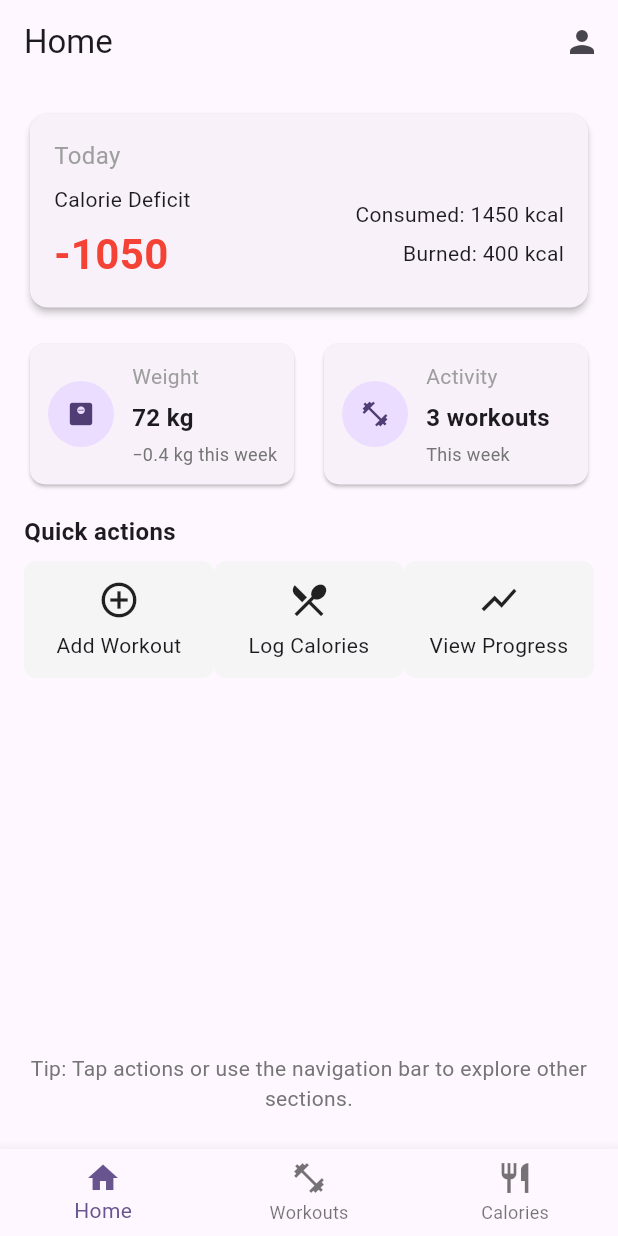
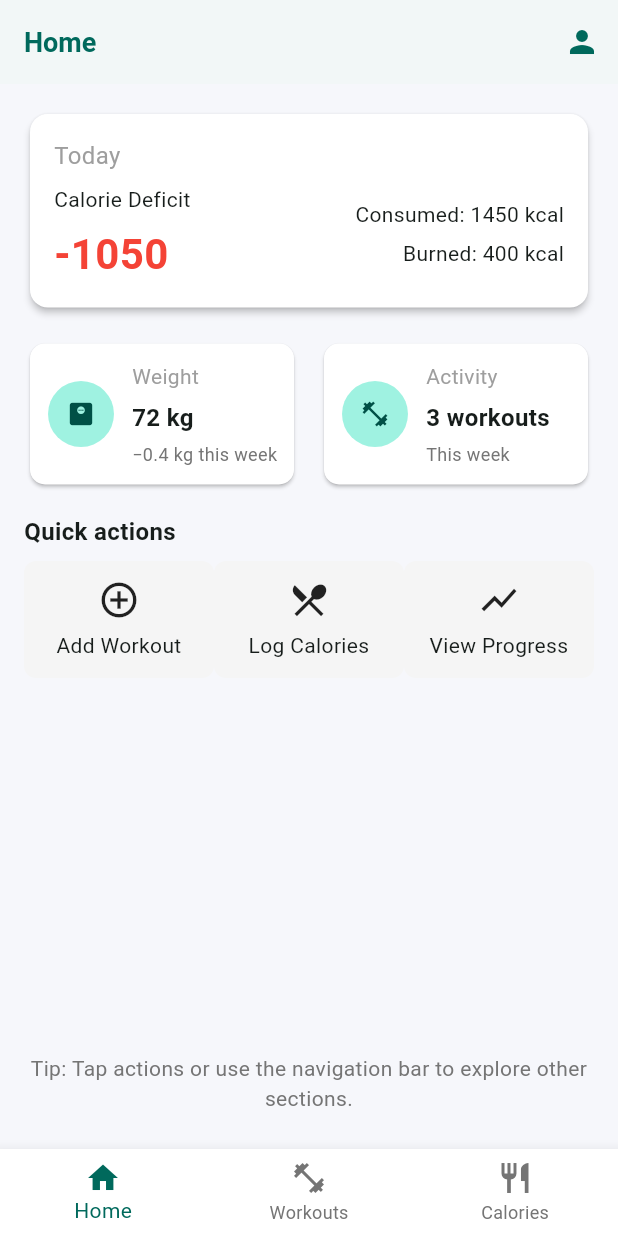
Before and after one commit to hasmika123/group_project_1, a Flutter app: the screen it shows after launch, on a phone screen of 412 x 824 dp. Run offline on Flutter 3.47's test engine with Material 3 defaults, Android fonts, the light colour scheme and no system bars.

Commit message:
Set up a color scheme, typography, and light/dark mode strategy.

```diff
--- a/lib/main.dart
+++ b/lib/main.dart
@@ -1,5 +1,6 @@
 import 'package:flutter/material.dart';
 import 'screens/home_screen.dart';
+import 'theme.dart';
 
 void main() {
   runApp(const MyApp());
@@ -13,24 +14,9 @@ class MyApp extends StatelessWidget {
   Widget build(BuildContext context) {
     return MaterialApp(
       title: 'Flutter Demo',
-      theme: ThemeData(
-        // This is the theme of your application.
-        //
-        // TRY THIS: Try running your application with "flutter run". You'll see
-        // the application has a purple toolbar. Then, without quitting the app,
-        // try changing the seedColor in the colorScheme below to Colors.green
-        // and then invoke "hot reload" (save your changes or press the "hot
-        // reload" button in a Flutter-supported IDE, or press "r" if you used
-        // the command line to start the app).
-        //
-        // Notice that the counter didn't reset back to zero; the application
-        // state is not lost during the reload. To reset the state, use hot
-        // restart instead.
-        //
-        // This works for code too, not just values: Most code changes can be
-        // tested with just a hot reload.
-        colorScheme: ColorScheme.fromSeed(seedColor: Colors.deepPurple),
-      ),
+      theme: AppTheme.lightTheme(),
+      darkTheme: AppTheme.darkTheme(),
+      themeMode: ThemeMode.system,
       home: const HomeScreen(),
     );
   }
--- /dev/null
+++ b/lib/theme.dart
@@ -0,0 +1,92 @@
+import 'package:flutter/material.dart';
+
+class AppColors {
+  // Light theme
+  static const Color primary = Color(0xFF00695C); // Teal 700
+  static const Color secondary = Color(0xFFFFA726); // Orange 400
+  static const Color background = Color(0xFFF6F7FB);
+  static const Color surface = Colors.white;
+
+  // Dark theme
+  static const Color darkPrimary = Color(0xFF80CBC4);
+  static const Color darkBackground = Color(0xFF121212);
+  static const Color darkSurface = Color(0xFF1E1E1E);
+}
+
+class AppTheme {
+  // Basic typography using the default Roboto family. Sizes chosen for clarity.
+  static const TextTheme _textTheme = TextTheme(
+    displayLarge: TextStyle(fontSize: 36, fontWeight: FontWeight.bold),
+    displayMedium: TextStyle(fontSize: 28, fontWeight: FontWeight.w700),
+    titleLarge: TextStyle(fontSize: 18, fontWeight: FontWeight.w600),
+    titleMedium: TextStyle(fontSize: 16, fontWeight: FontWeight.w600),
+    bodyLarge: TextStyle(fontSize: 16),
+    bodyMedium: TextStyle(fontSize: 14),
+    labelLarge: TextStyle(fontSize: 14, fontWeight: FontWeight.w600),
+  );
+
+  static ThemeData lightTheme() {
+    final colorScheme = ColorScheme.fromSeed(seedColor: AppColors.primary, brightness: Brightness.light);
+
+    return ThemeData(
+      colorScheme: colorScheme.copyWith(
+        primary: AppColors.primary,
+        secondary: AppColors.secondary,
+        background: AppColors.background,
+        surface: AppColors.surface,
+      ),
+      scaffoldBackgroundColor: AppColors.background,
+      appBarTheme: AppBarTheme(
+        backgroundColor: AppColors.surface,
+        foregroundColor: AppColors.primary,
+        elevation: 1,
+      ),
+      cardTheme: CardThemeData(
+        color: AppColors.surface,
+        elevation: 1,
+        shape: RoundedRectangleBorder(borderRadius: BorderRadius.circular(12)),
+      ),
+      bottomNavigationBarTheme: BottomNavigationBarThemeData(
+        backgroundColor: AppColors.surface,
+        selectedItemColor: AppColors.primary,
+        unselectedItemColor: Colors.grey[600],
+      ),
+      textTheme: _textTheme,
+      primaryTextTheme: _textTheme,
+      visualDensity: VisualDensity.adaptivePlatformDensity,
+    );
+  }
+
+  static ThemeData darkTheme() {
+    final colorScheme = ColorScheme.fromSeed(seedColor: AppColors.darkPrimary, brightness: Brightness.dark);
+
+    return ThemeData(
+      colorScheme: colorScheme.copyWith(
+        primary: AppColors.darkPrimary,
+        secondary: AppColors.secondary,
+        background: AppColors.darkBackground,
+        surface: AppColors.darkSurface,
+      ),
+      scaffoldBackgroundColor: AppColors.darkBackground,
+      appBarTheme: AppBarTheme(
+        backgroundColor: AppColors.darkSurface,
+        foregroundColor: AppColors.darkPrimary,
+        elevation: 1,
+      ),
+      cardTheme: CardThemeData(
+        color: AppColors.darkSurface,
+        elevation: 1,
+        shape: RoundedRectangleBorder(borderRadius: BorderRadius.circular(12)),
+      ),
+      bottomNavigationBarTheme: BottomNavigationBarThemeData(
+        backgroundColor: AppColors.darkSurface,
+        selectedItemColor: AppColors.darkPrimary,
+        unselectedItemColor: Colors.grey[400],
+      ),
+      textTheme: _textTheme.apply(bodyColor: Colors.white),
+      primaryTextTheme: _textTheme.apply(bodyColor: Colors.white),
+      brightness: Brightness.dark,
+      visualDensity: VisualDensity.adaptivePlatformDensity,
+    );
+  }
+}
```
